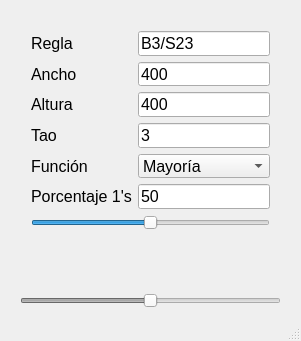
First picture: the form in mainwindow.ui, repository atile-y/GoL, before the edit.
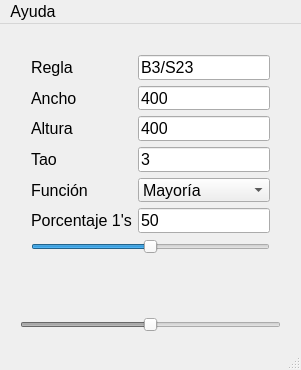
Second picture: the form after the edit. Icons and pictures are not drawn.

Commit message: Menu Ayuda

The edit to the form file:
```diff
--- a/mainwindow.ui
+++ b/mainwindow.ui
@@ -7,7 +7,7 @@
     <x>0</x>
     <y>0</y>
     <width>301</width>
-    <height>341</height>
+    <height>370</height>
    </rect>
   </property>
   <property name="font">
@@ -266,6 +266,34 @@
    </widget>
   </widget>
   <widget class="QStatusBar" name="statusBar"/>
+  <widget class="QMenuBar" name="menuBar">
+   <property name="geometry">
+    <rect>
+     <x>0</x>
+     <y>0</y>
+     <width>301</width>
+     <height>24</height>
+    </rect>
+   </property>
+   <widget class="QMenu" name="menuAyuda">
+    <property name="title">
+     <string>Ayuda</string>
+    </property>
+    <addaction name="actionAcerca_de"/>
+    <addaction name="actionAcerca_de_Qt"/>
+   </widget>
+   <addaction name="menuAyuda"/>
+  </widget>
+  <action name="actionAcerca_de">
+   <property name="text">
+    <string>Acerca de</string>
+   </property>
+  </action>
+  <action name="actionAcerca_de_Qt">
+   <property name="text">
+    <string>Acerca de Qt</string>
+   </property>
+  </action>
  </widget>
  <layoutdefault spacing="6" margin="11"/>
  <tabstops>
```
The commit also changes 12 other files.
